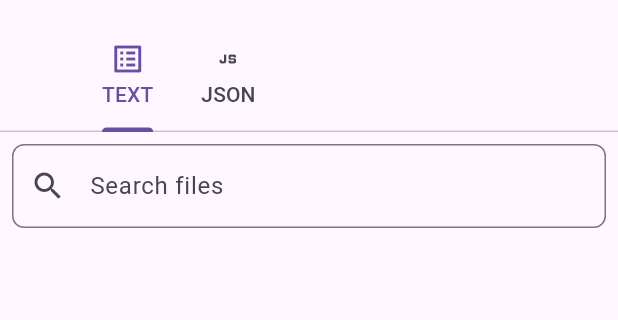
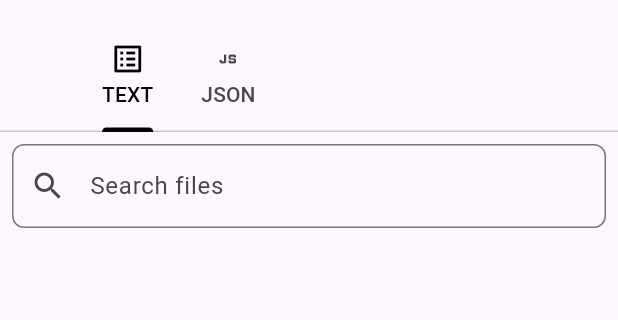
Before and after one commit to aklavya20/sudo, a Flutter app: the screen it shows after launch, item 2 of the bottom bar chosen, on a phone screen of 412 x 824 dp, the part 63-383 px from its top. Run offline on Flutter 3.47's test engine with Material 3 defaults, Android fonts, the phone set to English and light mode, and no system bars; our stand-ins replace dropdown_button2, file_picker, fluttertoast, share_plus.

Commit message:
initial commit

```diff
--- a/lib/main.dart
+++ b/lib/main.dart
@@ -568,6 +568,8 @@ class ScanResultState extends State<ScanResult> {
           title: const Text("Sudo"),
           bottom: const TabBar(
             isScrollable: true,
+            labelColor: Colors.black,
+            indicatorColor: Colors.black,
             tabs: [
               Tab(
                 icon: Icon(Icons.list_alt),
```
